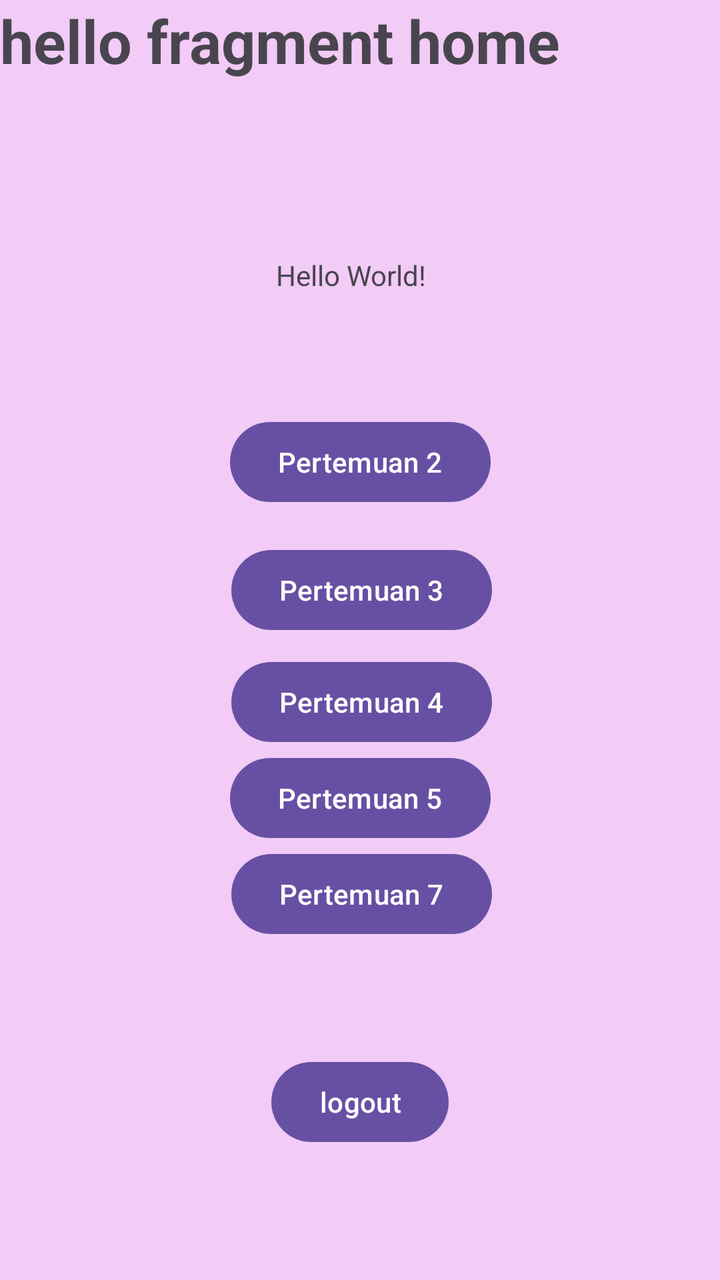
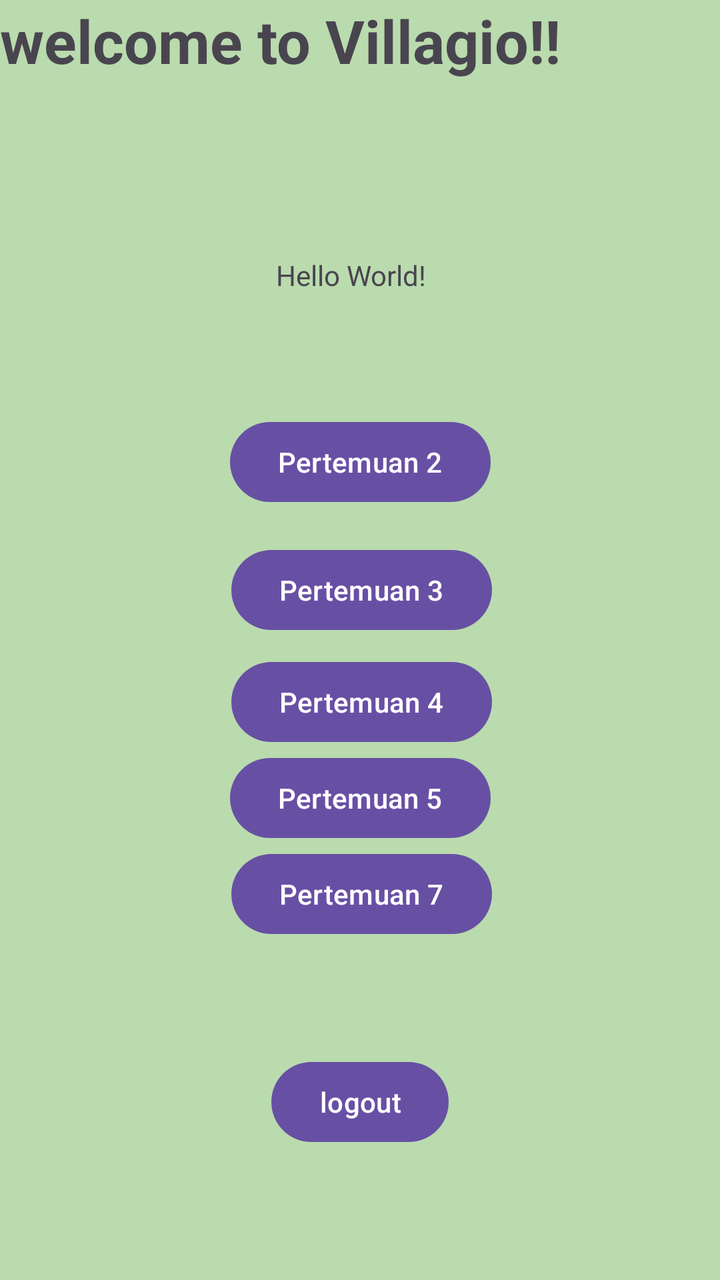

Before-and-after screenshots of an Android layout around one commit, followed by the original layout XML and the change that was made.
<!-- AndroidManifest.xml: application theme Theme.Elincortis -->
<!-- res/layout/fragment_home.xml -->
<?xml version="1.0" encoding="utf-8"?>
<androidx.constraintlayout.widget.ConstraintLayout xmlns:android="http://schemas.android.com/apk/res/android"
    xmlns:app="http://schemas.android.com/apk/res-auto"
    xmlns:tools="http://schemas.android.com/tools"
    android:layout_width="match_parent"
    android:layout_height="match_parent"
    android:background="#F2CBF6"
    tools:context=".pertemuan_7.HomeFragment">

    
    <TextView
        android:layout_width="match_parent"
        android:layout_height="match_parent"
        android:textSize="30sp"
        android:textStyle="bold"
        android:text="hello fragment home" />

    <TextView
        android:id="@+id/textView6"
        android:layout_width="wrap_content"
        android:layout_height="wrap_content"
        android:text="Hello World!"
        app:layout_constraintBottom_toBottomOf="parent"
        app:layout_constraintEnd_toEndOf="parent"
        app:layout_constraintHorizontal_bias="0.485"
        app:layout_constraintStart_toStartOf="parent"
        app:layout_constraintTop_toTopOf="parent"
        app:layout_constraintVertical_bias="0.206" />

    <Button
        android:id="@+id/btn2"
        android:layout_width="wrap_content"
        android:layout_height="wrap_content"
        android:layout_marginTop="60dp"
        android:text="Pertemuan 2"
        app:layout_constraintEnd_toEndOf="parent"
        app:layout_constraintStart_toStartOf="parent"
        app:layout_constraintTop_toBottomOf="@+id/textView6" />

    <Button
        android:id="@+id/btnlogout"
        android:layout_width="wrap_content"
        android:layout_height="wrap_content"
        android:layout_marginTop="272dp"
        android:text="logout"
        app:layout_constraintEnd_toEndOf="parent"
        app:layout_constraintStart_toStartOf="parent"
        app:layout_constraintTop_toBottomOf="@+id/btn2" />

    <Button
        android:id="@+id/btn3"
        android:layout_width="wrap_content"
        android:layout_height="wrap_content"
        android:layout_marginTop="16dp"
        android:text="Pertemuan 3"
        app:layout_constraintEnd_toEndOf="parent"
        app:layout_constraintHorizontal_bias="0.503"
        app:layout_constraintStart_toStartOf="parent"
        app:layout_constraintTop_toBottomOf="@+id/btn2" />

    <Button
        android:id="@+id/btn4"
        android:layout_width="wrap_content"
        android:layout_height="wrap_content"
        android:layout_marginTop="8dp"
        android:text="Pertemuan 4"
        app:layout_constraintEnd_toEndOf="parent"
        app:layout_constraintHorizontal_bias="0.503"
        app:layout_constraintStart_toStartOf="parent"
        app:layout_constraintTop_toBottomOf="@+id/btn3" />

    <Button
        android:id="@+id/btn5"
        app:layout_constraintEnd_toEndOf="parent"
        app:layout_constraintStart_toStartOf="parent"
        app:layout_constraintTop_toBottomOf="@+id/btn4"
        android:layout_width="wrap_content"
        android:layout_height="wrap_content"
        android:text="Pertemuan 5"
        tools:layout_editor_absoluteX="131dp"
        tools:layout_editor_absoluteY="132dp" />

    <Button
        android:id="@+id/btn7"
        android:layout_width="wrap_content"
        android:layout_height="wrap_content"
        android:text="Pertemuan 7"
        app:layout_constraintEnd_toEndOf="parent"
        app:layout_constraintHorizontal_bias="0.503"
        app:layout_constraintStart_toStartOf="parent"
        app:layout_constraintTop_toBottomOf="@+id/btn5"
        tools:layout_editor_absoluteY="206dp" />


</androidx.constraintlayout.widget.ConstraintLayout>
<!-- resources referenced by this layout -->
<resources>
  <style name="Theme.Elincortis" parent="Base.Theme.Elincortis" />
  <style name="Base.Theme.Elincortis" parent="Theme.Material3.DayNight.NoActionBar">
          
          
      </style>
</resources>

<!-- the commit's change to res/layout/fragment_home.xml (unified diff, before → after) -->
@@ -4,7 +4,7 @@
     xmlns:tools="http://schemas.android.com/tools"
     android:layout_width="match_parent"
     android:layout_height="match_parent"
-    android:background="#F2CBF6"
+    android:background="#BADBAE"
     tools:context=".pertemuan_7.HomeFragment">
 
     
@@ -13,7 +13,7 @@
         android:layout_height="match_parent"
         android:textSize="30sp"
         android:textStyle="bold"
-        android:text="hello fragment home" />
+        android:text="welcome to Villagio!!" />
 
     <TextView
         android:id="@+id/textView6"
